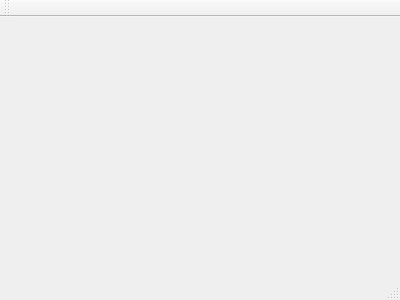
Above: mainwindow.ui from rust3128/iMpos before the change. Below: the same form after it.
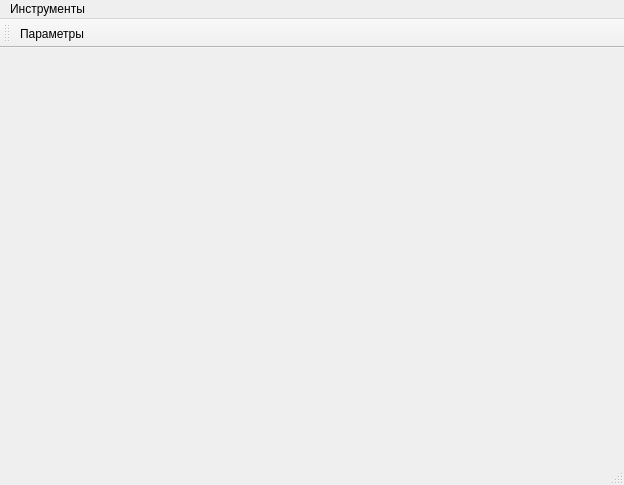
That is the form after the change. Icons and pictures are not drawn.

Diff of the .ui file:
```diff
--- a/mainwindow.ui
+++ b/mainwindow.ui
@@ -1,24 +1,65 @@
 <ui version="4.0">
  <class>MainWindow</class>
- <widget class="QMainWindow" name="MainWindow" >
-  <property name="geometry" >
+ <widget class="QMainWindow" name="MainWindow">
+  <property name="geometry">
    <rect>
     <x>0</x>
     <y>0</y>
-    <width>400</width>
-    <height>300</height>
+    <width>624</width>
+    <height>485</height>
    </rect>
   </property>
   <property name="windowTitle" >
    <string>MainWindow</string>
   </property>
-  <widget class="QMenuBar" name="menuBar" />
-  <widget class="QToolBar" name="mainToolBar" />
-  <widget class="QWidget" name="centralWidget" />
-  <widget class="QStatusBar" name="statusBar" />
+  <widget class="QWidget" name="centralWidget"/>
+  <widget class="QMenuBar" name="menuBar">
+   <property name="geometry">
+    <rect>
+     <x>0</x>
+     <y>0</y>
+     <width>624</width>
+     <height>21</height>
+    </rect>
+   </property>
+   <widget class="QMenu" name="menuTools">
+    <property name="title">
+     <string>Инструменты</string>
+    </property>
+    <addaction name="actionSettings"/>
+   </widget>
+   <addaction name="menuTools"/>
+  </widget>
+  <widget class="QToolBar" name="mainToolBar">
+   <attribute name="toolBarArea">
+    <enum>TopToolBarArea</enum>
+   </attribute>
+   <attribute name="toolBarBreak">
+    <bool>false</bool>
+   </attribute>
+   <addaction name="actionSettings"/>
+  </widget>
+  <widget class="QStatusBar" name="statusBar">
+   <property name="sizeGripEnabled">
+    <bool>true</bool>
+   </property>
+  </widget>
+  <action name="actionSettings">
+   <property name="icon">
+    <iconset resource="resource.qrc">
+     <normaloff>:/Image/settings.png</normaloff>:/Image/settings.png</iconset>
+   </property>
+   <property name="text">
+    <string>Параметры...</string>
+   </property>
+   <property name="shortcut">
+    <string>Alt+Shift+T</string>
+   </property>
+  </action>
  </widget>
- <layoutDefault spacing="6" margin="11" />
- <pixmapfunction></pixmapfunction>
- <resources/>
+ <layoutdefault spacing="6" margin="11"/>
+ <resources>
+  <include location="resource.qrc"/>
+ </resources>
  <connections/>
 </ui>
```
Left out of the diff: 5 changed lines with no effect on the pictures.
